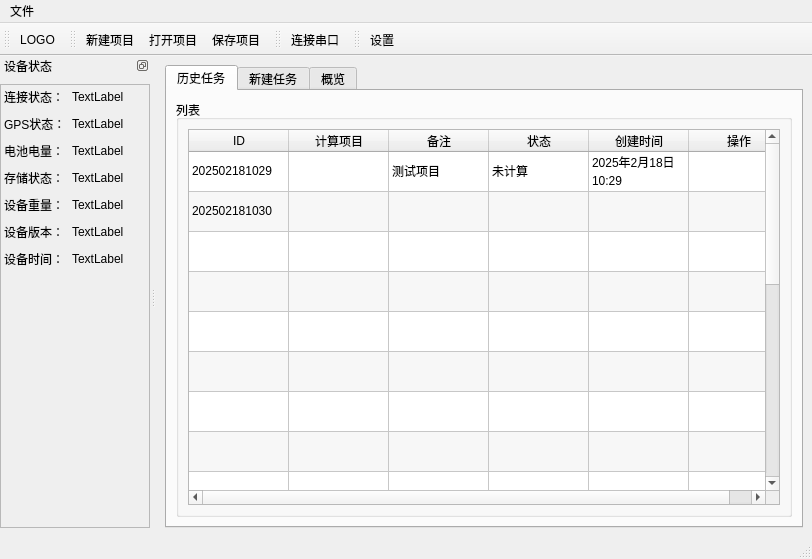
Qt form PySideApp/build_src/ui/MainWindowUI.ui (MWTJC/Gnss_on_UAV_GUI) before a commit.
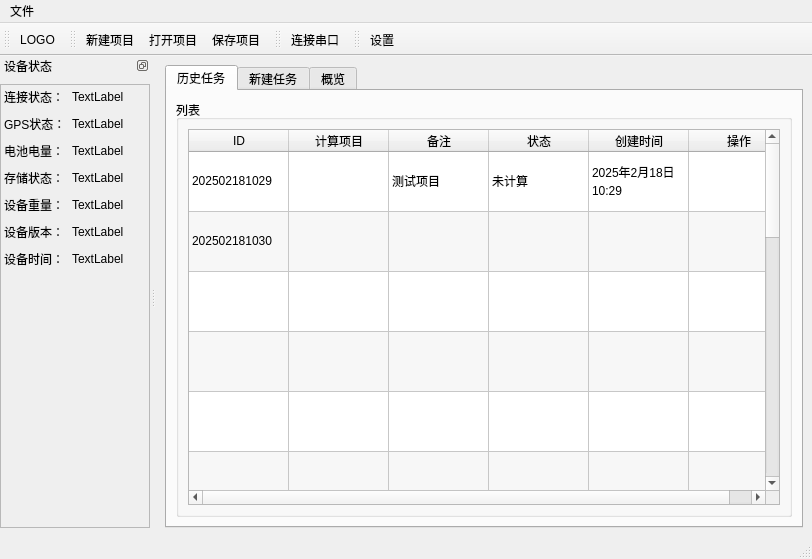
The same form after that commit. Icons and pictures are not drawn.

Commit message: ui细化

The edit to the form file:
```diff
--- a/PySideApp/build_src/ui/MainWindowUI.ui
+++ b/PySideApp/build_src/ui/MainWindowUI.ui
@@ -76,7 +76,7 @@
               <bool>false</bool>
              </attribute>
              <attribute name="verticalHeaderDefaultSectionSize">
-              <number>40</number>
+              <number>60</number>
              </attribute>
              <row/>
              <row/>
```
